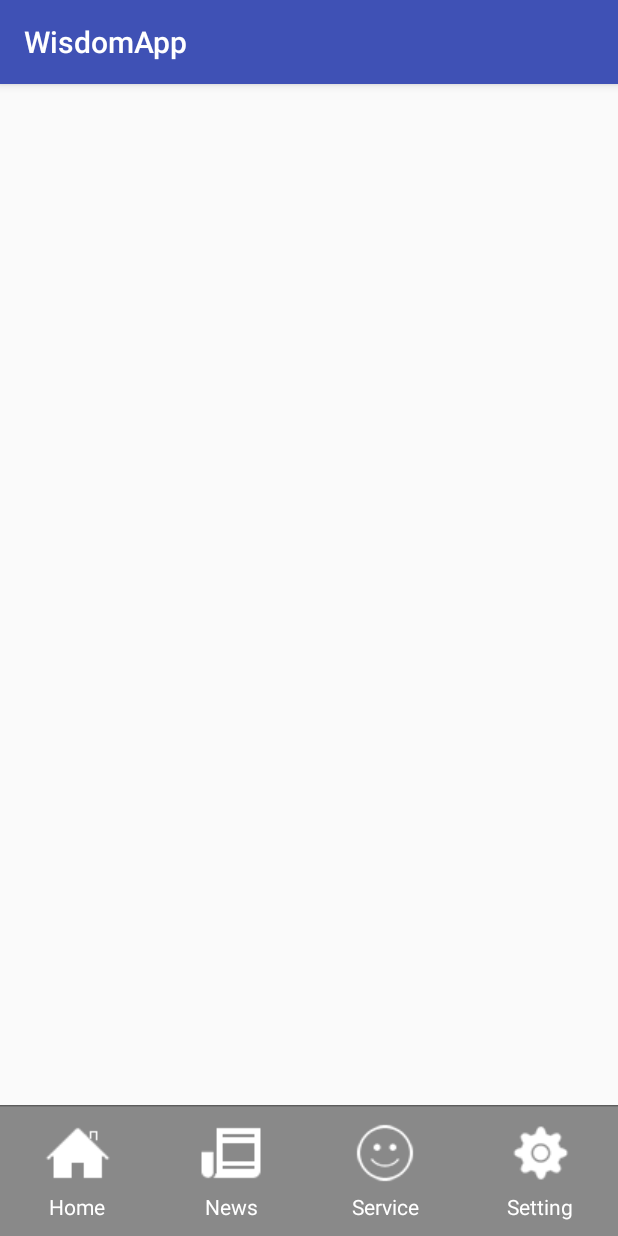
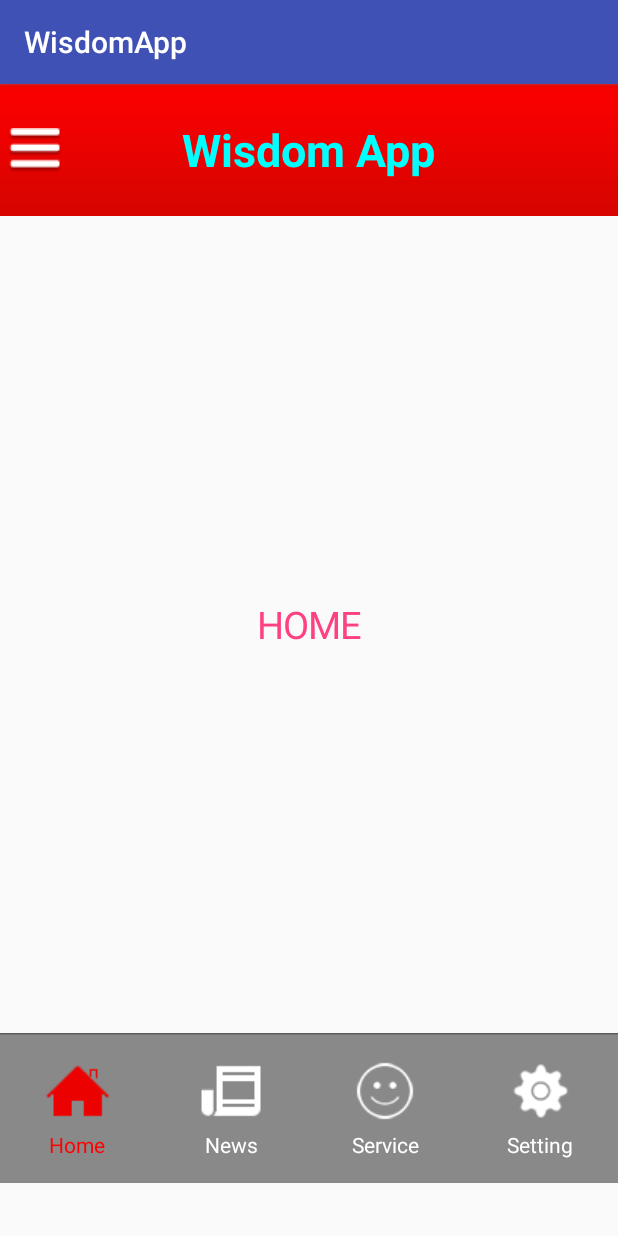
Before and after one commit to EdwinGuo/WisdomApp, an Android app: the fragment ContentFragment shown on its own in the app's theme, on a phone screen of 412 x 824 dp. Run offline under Robolectric (Android 15) with nearby library versions, the phone set to English and light mode, and no system bars.

Commit message:
viewPager add 5 child pages day02-03

```diff
--- a/app/src/main/AndroidManifest.xml
+++ b/app/src/main/AndroidManifest.xml
@@ -2,6 +2,8 @@
 <manifest xmlns:android="http://schemas.android.com/apk/res/android"
     package="guo.edwin.wisdomapp">
 
+    <uses-permission android:name="android.permission.INTERNET" />
+    <uses-permission android:name="android.permission.WRITE_EXTERNAL_STORAGE" />
     <application
         android:allowBackup="true"
         android:icon="@drawable/icon_150"
--- a/app/src/main/java/guo/edwin/wisdomapp/GuideActivity.java
+++ b/app/src/main/java/guo/edwin/wisdomapp/GuideActivity.java
@@ -27,7 +27,6 @@ public class GuideActivity extends Activity {
     // image array list to hold all the guide images
     int[] guideImages = new int[]{R.drawable.guide_image_1, R.drawable.guide_image_2,
             R.drawable.guide_image_3};
-
     // image view to hold to image
     ArrayList<ImageView> guideImgViews = new ArrayList<ImageView>();
 
@@ -134,10 +133,6 @@ public class GuideActivity extends Activity {
 
     }
 
-
-
-
-
     public class GuidePager extends PagerAdapter{
 
         @Override
--- a/app/src/main/java/guo/edwin/wisdomapp/fragment/BaseFragment.java
+++ b/app/src/main/java/guo/edwin/wisdomapp/fragment/BaseFragment.java
@@ -29,6 +29,7 @@ public abstract class BaseFragment extends Fragment {
     @Override
     public void onActivityCreated(@Nullable Bundle savedInstanceState) {
         super.onActivityCreated(savedInstanceState);
+        initData();
     }
 
     public abstract View initView();
--- a/app/src/main/java/guo/edwin/wisdomapp/fragment/ContentFragment.java
+++ b/app/src/main/java/guo/edwin/wisdomapp/fragment/ContentFragment.java
@@ -1,15 +1,73 @@
 package guo.edwin.wisdomapp.fragment;
 
+import android.support.v4.view.PagerAdapter;
+import android.support.v4.view.ViewPager;
 import android.view.View;
+import android.view.ViewGroup;
+import android.widget.RadioButton;
+import android.widget.RadioGroup;
+
+import java.util.ArrayList;
 
 import guo.edwin.wisdomapp.R;
+import guo.edwin.wisdomapp.pager.BasePager;
+import guo.edwin.wisdomapp.pager.HomePager;
+import guo.edwin.wisdomapp.pager.NewsPager;
+import guo.edwin.wisdomapp.pager.ServicePager;
+import guo.edwin.wisdomapp.pager.SettingPager;
 
 /**
  * Created by EdwinGuo on 2016-12-09.
  */
 public class ContentFragment extends BaseFragment {
+
+    ArrayList<BasePager> pagers = new ArrayList<BasePager>();
+
+    RadioGroup home_btn;
+    ViewPager cf_vp;
+
     @Override
     public View initView() {
         View view = View.inflate(mainActivity, R.layout.fragment_content, null);
-        return view;    }
+        home_btn = (RadioGroup) view.findViewById(R.id.rg_btm);
+        cf_vp = (ViewPager) view.findViewById(R.id.cf_vp);
+        return view;
+    }
+
+    @Override
+    public void initData() {
+        home_btn.check(R.id.rb_home);
+        pagers.add(new HomePager(mainActivity));
+        pagers.add(new NewsPager(mainActivity));
+        pagers.add(new ServicePager(mainActivity));
+        pagers.add(new SettingPager(mainActivity));
+
+        cf_vp.setAdapter(new ContentPager());
+
+    }
+
+    class ContentPager extends PagerAdapter {
+
+        @Override
+        public int getCount() {
+            return pagers.size();
+        }
+
+        @Override
+        public boolean isViewFromObject(View view, Object object) {
+            return view == object;
+        }
+
+        @Override
+        public Object instantiateItem(ViewGroup container, int position) {
+            container.addView(pagers.get(position).rootView);
+            return pagers.get(position).rootView;
+        }
+
+        @Override
+        public void destroyItem(ViewGroup container, int position, Object object) {
+            container.removeView((View) object);
+        }
+    }
+
 }
--- /dev/null
+++ b/app/src/main/java/guo/edwin/wisdomapp/pager/BasePager.java
@@ -0,0 +1,28 @@
+package guo.edwin.wisdomapp.pager;
+
+import android.app.Activity;
+import android.view.View;
+
+import guo.edwin.wisdomapp.R;
+
+/**
+ * Created by EdwinGuo on 2016-12-19.
+ */
+public class BasePager {
+    public Activity mActivity;
+    public View rootView;
+
+    public BasePager(Activity activity){
+        this.mActivity = activity;
+        initView();
+    }
+
+    public void initView(){
+        rootView = View.inflate(mActivity, R.layout.base_pager, null);
+    }
+
+    public void initData(){
+
+    }
+
+}
--- /dev/null
+++ b/app/src/main/java/guo/edwin/wisdomapp/pager/HomePager.java
@@ -0,0 +1,36 @@
+package guo.edwin.wisdomapp.pager;
+
+import android.app.Activity;
+import android.graphics.Color;
+import android.view.Gravity;
+import android.view.View;
+import android.widget.FrameLayout;
+import android.widget.TextView;
+
+import guo.edwin.wisdomapp.R;
+
+/**
+ * Created by EdwinGuo on 2016-12-20.
+ */
+public class HomePager extends BasePager {
+    public HomePager(Activity activity) {
+        super(activity);
+    }
+
+    public void updateContents() {
+        FrameLayout fl = (FrameLayout) super.rootView.findViewById(R.id.base_pager_fl);
+        TextView view = new TextView(super.mActivity);
+        view.setText("HOME");
+        view.setTextSize(25);
+        view.setGravity(Gravity.CENTER);
+        view.setTextColor(mActivity.getResources().getColor(R.color.colorAccent));
+        fl.addView(view);
+    }
+
+    @Override
+    public void initView() {
+        super.initView();
+        updateContents();
+    }
+
+}
--- /dev/null
+++ b/app/src/main/java/guo/edwin/wisdomapp/pager/NewsPager.java
@@ -0,0 +1,34 @@
+package guo.edwin.wisdomapp.pager;
+
+import android.app.Activity;
+import android.view.Gravity;
+import android.widget.FrameLayout;
+import android.widget.TextView;
+
+import guo.edwin.wisdomapp.R;
+
+/**
+ * Created by EdwinGuo on 2016-12-20.
+ */
+public class NewsPager extends BasePager {
+    public NewsPager(Activity activity) {
+        super(activity);
+    }
+
+    public void updateContents() {
+        FrameLayout fl = (FrameLayout) super.rootView.findViewById(R.id.base_pager_fl);
+        TextView view = new TextView(super.mActivity);
+        view.setText("NEWS");
+        view.setTextSize(25);
+        view.setGravity(Gravity.CENTER);
+        view.setTextColor(mActivity.getResources().getColor(R.color.colorAccent));
+        fl.addView(view);
+    }
+
+    @Override
+    public void initView() {
+        super.initView();
+        updateContents();
+    }
+
+}
--- /dev/null
+++ b/app/src/main/java/guo/edwin/wisdomapp/pager/ServicePager.java
@@ -0,0 +1,34 @@
+package guo.edwin.wisdomapp.pager;
+
+import android.app.Activity;
+import android.view.Gravity;
+import android.widget.FrameLayout;
+import android.widget.TextView;
+
+import guo.edwin.wisdomapp.R;
+
+/**
+ * Created by EdwinGuo on 2016-12-20.
+ */
+public class ServicePager extends BasePager {
+    public ServicePager(Activity activity) {
+        super(activity);
+    }
+
+    public void updateContents() {
+        FrameLayout fl = (FrameLayout) super.rootView.findViewById(R.id.base_pager_fl);
+        TextView view = new TextView(super.mActivity);
+        view.setText("SERVICES");
+        view.setTextSize(25);
+        view.setGravity(Gravity.CENTER);
+        view.setTextColor(mActivity.getResources().getColor(R.color.colorAccent));
+        fl.addView(view);
+    }
+
+    @Override
+    public void initView() {
+        super.initView();
+        updateContents();
+    }
+
+}
--- /dev/null
+++ b/app/src/main/java/guo/edwin/wisdomapp/pager/SettingPager.java
@@ -0,0 +1,34 @@
+package guo.edwin.wisdomapp.pager;
+
+import android.app.Activity;
+import android.view.Gravity;
+import android.widget.FrameLayout;
+import android.widget.TextView;
+
+import guo.edwin.wisdomapp.R;
+
+/**
+ * Created by EdwinGuo on 2016-12-20.
+ */
+public class SettingPager extends BasePager {
+    public SettingPager(Activity activity) {
+        super(activity);
+    }
+
+    public void updateContents() {
+        FrameLayout fl = (FrameLayout) super.rootView.findViewById(R.id.base_pager_fl);
+        TextView view = new TextView(super.mActivity);
+        view.setText("SETTINGS");
+        view.setTextSize(25);
+        view.setGravity(Gravity.CENTER);
+        view.setTextColor(mActivity.getResources().getColor(R.color.colorAccent));
+        fl.addView(view);
+    }
+
+    @Override
+    public void initView() {
+        super.initView();
+        updateContents();
+    }
+
+}
--- /dev/null
+++ b/app/src/main/res/layout/base_pager.xml
@@ -0,0 +1,42 @@
+<?xml version="1.0" encoding="utf-8"?>
+<LinearLayout xmlns:android="http://schemas.android.com/apk/res/android"
+    xmlns:tools="http://schemas.android.com/tools"
+    android:layout_width="match_parent"
+    android:layout_height="match_parent"
+    tools:context="guo.edwin.wisdomapp.MainActivity"
+    android:orientation="vertical">
+
+  <RelativeLayout
+      android:layout_width="match_parent"
+      android:layout_height="wrap_content"
+      android:background="@drawable/title_red_bg">
+
+      <ImageButton
+          android:layout_width="wrap_content"
+          android:layout_height="wrap_content"
+          android:background="@drawable/img_menu"
+          android:layout_centerVertical="true"
+          android:layout_marginLeft="5dp">
+      </ImageButton>
+
+      <TextView
+          android:id="@+id/bp_rl_tv"
+          android:layout_width="wrap_content"
+          android:layout_height="wrap_content"
+          android:text="Wisdom App"
+          android:textColor="#0ff"
+          android:textSize="30sp"
+          android:layout_centerHorizontal="true"
+          android:layout_centerVertical="true"
+          android:textStyle="bold"
+          />
+  </RelativeLayout>
+
+    <FrameLayout
+        android:id="@+id/base_pager_fl"
+        android:layout_width="match_parent"
+        android:layout_height="0dp"
+        android:layout_weight="1">
+    </FrameLayout>
+
+</LinearLayout>
--- a/app/src/main/res/layout/fragment_content.xml
+++ b/app/src/main/res/layout/fragment_content.xml
@@ -4,31 +4,38 @@
     android:orientation="vertical">
 
     <android.support.v4.view.ViewPager
+        android:id="@+id/cf_vp"
         android:layout_width="match_parent"
         android:layout_height="0dp"
-        android:layout_weight="1" />
+        android:layout_weight="1"
+ />
 
     <RadioGroup
+        android:id="@+id/rg_btm"
         android:layout_width="match_parent"
-        android:layout_height="60dp"
         android:background="@drawable/bottom_tab_bg"
         android:orientation="horizontal"
-        android:layout_weight="0.04">
+        android:layout_height="wrap_content"
+        android:layout_marginBottom="35dp">
 
         <RadioButton
             style="@style/BottomTabStyle"
+            android:id="@+id/rb_home"
             android:text="@string/guide_home"
             android:drawableTop="@drawable/home_img_selector" />
         <RadioButton
             style="@style/BottomTabStyle"
+            android:id="@+id/rb_news"
             android:text="@string/guide_news"
             android:drawableTop="@drawable/news_img_selector" />
         <RadioButton
             style="@style/BottomTabStyle"
+            android:id="@+id/rb_service"
             android:text="@string/guide_service"
             android:drawableTop="@drawable/service_img_selector" />
         <RadioButton
             style="@style/BottomTabStyle"
+            android:id="@+id/rb_setting"
             android:text="@string/guide_Setting"
             android:drawableTop="@drawable/setting_img_selector" />
 
```
Also changed, not shown: app/src/main/res/drawable/img_menu.png (added), app/src/main/res/drawable/title_red_bg.png (added), app/src/main/res/drawable/topic_title_arr.png (added).
